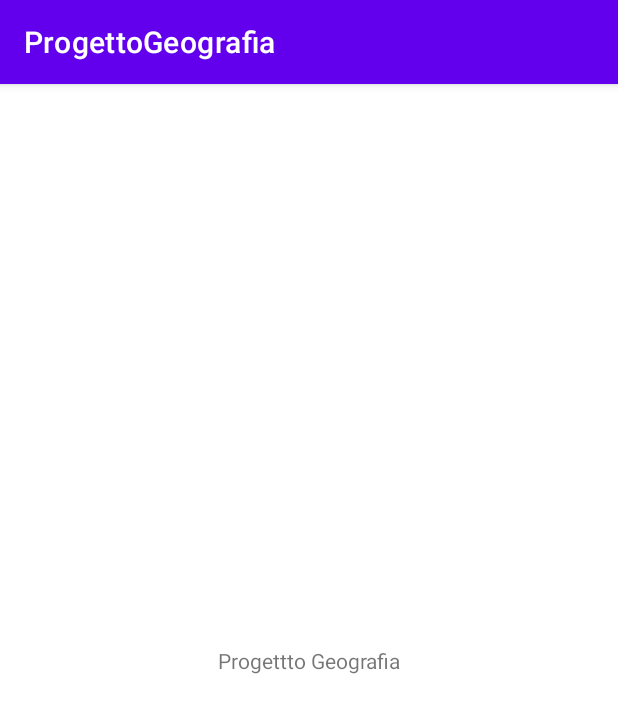
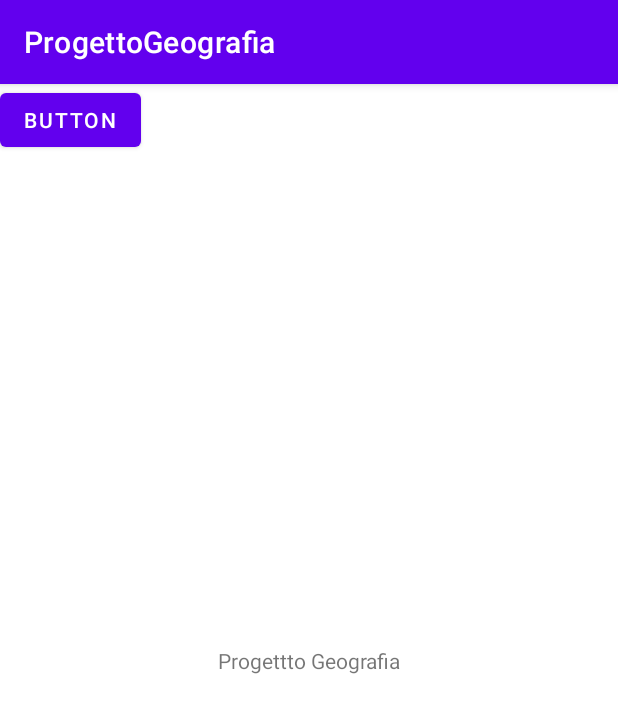
Before and after one commit to SGiuri/ProgettoGeografia, an Android app: the screen it shows after launch (MainActivity), on a phone screen of 412 x 824 dp. Shown: the top 713 px of the screen. Run offline under Robolectric (Android 15) with nearby library versions, the phone set to English and light mode, and no system bars.

Commit message:
messo bottone

```diff
--- a/app/src/main/res/layout/activity_main.xml
+++ b/app/src/main/res/layout/activity_main.xml
@@ -15,4 +15,12 @@
         app:layout_constraintRight_toRightOf="parent"
         app:layout_constraintTop_toTopOf="parent" />
 
+    <Button
+        android:id="@+id/button"
+        android:layout_width="wrap_content"
+        android:layout_height="wrap_content"
+        android:text="Button"
+        tools:layout_editor_absoluteX="197dp"
+        tools:layout_editor_absoluteY="226dp" />
+
 </androidx.constraintlayout.widget.ConstraintLayout>
```
